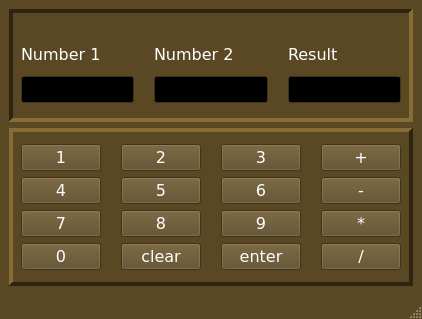
The window that exercise-7_2/mainwindow.ui (Onsekyl/school-oop-exercises) describes before a commit, drawn with Qt 5.
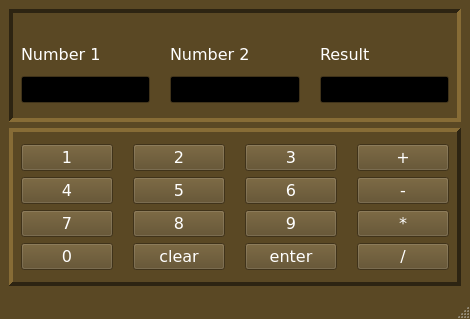
The same window after the commit.

Commit message: exercise-7_2: Need to change focus on clicked field, otherwise ready

```diff
--- a/exercise-7_2/mainwindow.ui
+++ b/exercise-7_2/mainwindow.ui
@@ -6,7 +6,7 @@
    <rect>
     <x>0</x>
     <y>0</y>
-    <width>422</width>
+    <width>470</width>
     <height>319</height>
    </rect>
   </property>
@@ -554,10 +554,18 @@
         </widget>
        </item>
        <item row="1" column="0">
-        <widget class="QLineEdit" name="num1"/>
+        <widget class="QLineEdit" name="num1">
+         <property name="text">
+          <string/>
+         </property>
+        </widget>
        </item>
        <item row="1" column="1">
-        <widget class="QLineEdit" name="num2"/>
+        <widget class="QLineEdit" name="num2">
+         <property name="text">
+          <string/>
+         </property>
+        </widget>
        </item>
        <item row="1" column="2">
         <widget class="QLineEdit" name="result"/>
```
Left out of the diff: 4 changed lines with no effect on the pictures. The commit also changes 1 other file.
